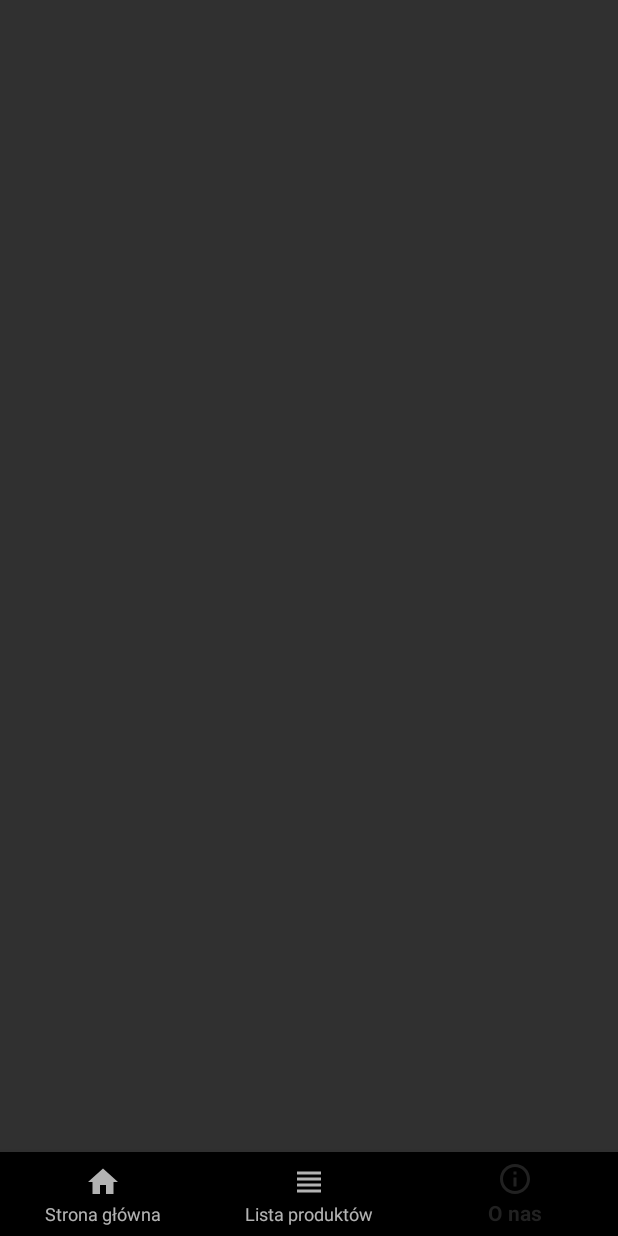
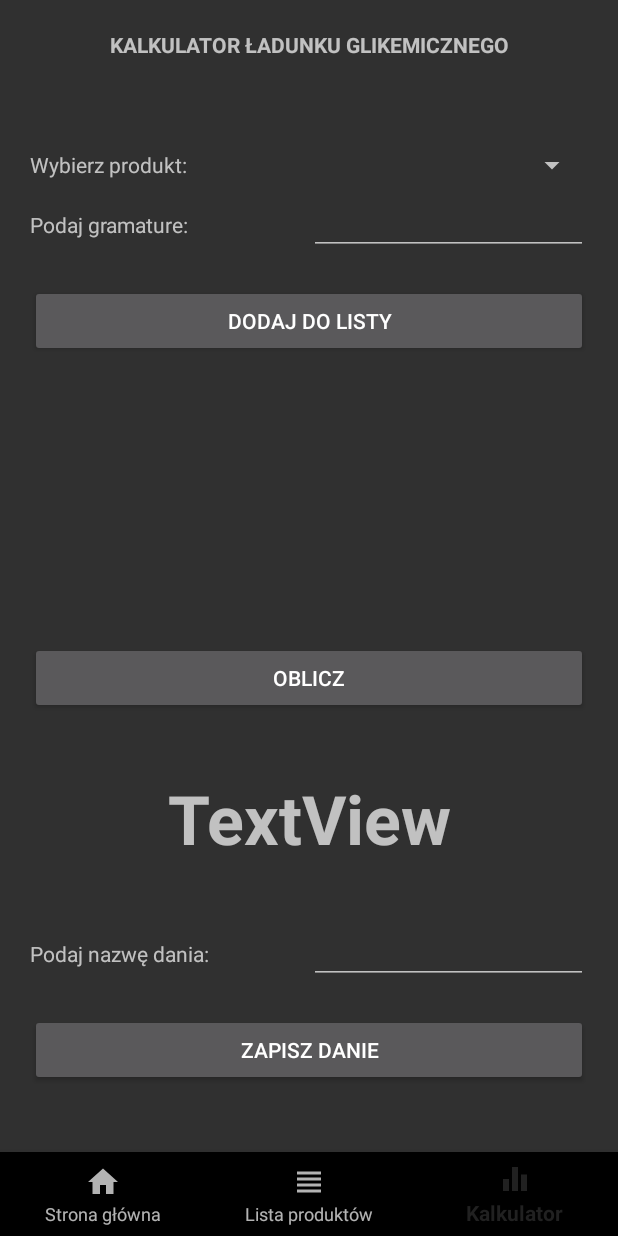
Before and after one commit to awochniak/mobileProgramming, an Android app: the screen it shows after launch (MainActivity), item 3 of the bottom bar chosen, on a phone screen of 412 x 824 dp. Run offline under Robolectric (Android 15) with nearby library versions, the phone set to English and light mode, and no system bars; our stand-ins replace Firebase (no records; nobody signed in at launch, a user with empty details on screens opened directly).

Commit message:
Reorganize catalog strcture + add calc view

```diff
--- a/app/src/main/AndroidManifest.xml
+++ b/app/src/main/AndroidManifest.xml
@@ -1,6 +1,9 @@
 <?xml version="1.0" encoding="utf-8"?>
 <manifest xmlns:android="http://schemas.android.com/apk/res/android"
     package="com.example.mobileprogramming">
+
+    <uses-permission android:name="android.permission.INTERNET" />
+    <uses-permission android:name="android.permission.ACCESS_NETWORK_STATE" />
 
     <application
         android:allowBackup="true"
@@ -16,6 +19,7 @@
                 <category android:name="android.intent.category.LAUNCHER" />
             </intent-filter>
         </activity>
+        <activity android:name=".ui.ProductInfo"/>
     </application>
 
 </manifest>
--- a/app/src/main/java/com/example/mobileprogramming/MainActivity.java
+++ b/app/src/main/java/com/example/mobileprogramming/MainActivity.java
@@ -7,6 +7,9 @@ import androidx.fragment.app.Fragment;
 import android.os.Bundle;
 import android.view.MenuItem;
 
+import com.example.mobileprogramming.ui.AboutFragment;
+import com.example.mobileprogramming.ui.HomeFragment;
+import com.example.mobileprogramming.ui.ListFragment;
 import com.google.android.material.bottomnavigation.BottomNavigationView;
 
 public class MainActivity extends AppCompatActivity {
--- /dev/null
+++ b/app/src/main/java/com/example/mobileprogramming/config/Config.java
@@ -0,0 +1,6 @@
+package com.example.mobileprogramming.config;
+
+public class Config {
+    public final static String PRODUCTS_COLLECTION_NAME = "products";
+    public final static String DB_ERROR = "Firebase Realtime DB: ";
+}
--- /dev/null
+++ b/app/src/main/java/com/example/mobileprogramming/ui/AboutFragment.java
@@ -0,0 +1,20 @@
+package com.example.mobileprogramming.ui;
+
+import android.os.Bundle;
+import android.view.LayoutInflater;
+import android.view.View;
+import android.view.ViewGroup;
+
+import com.example.mobileprogramming.R;
+
+import androidx.annotation.NonNull;
+import androidx.annotation.Nullable;
+import androidx.fragment.app.Fragment;
+
+public class AboutFragment extends Fragment {
+    @Nullable
+    @Override
+    public View onCreateView(@NonNull LayoutInflater inflater, @Nullable ViewGroup container, @Nullable Bundle savedInstanceState) {
+        return inflater.inflate(R.layout.calc_fragment,container, false);
+    }
+}
--- /dev/null
+++ b/app/src/main/java/com/example/mobileprogramming/ui/HomeFragment.java
@@ -0,0 +1,42 @@
+package com.example.mobileprogramming.ui;
+
+import android.os.Bundle;
+import android.view.LayoutInflater;
+import android.view.View;
+import android.view.ViewGroup;
+
+import com.example.mobileprogramming.R;
+import com.example.mobileprogramming.config.Config;
+import com.example.mobileprogramming.model.Product;
+import com.google.firebase.database.DataSnapshot;
+import com.google.firebase.database.DatabaseError;
+import com.google.firebase.database.DatabaseReference;
+import com.google.firebase.database.FirebaseDatabase;
+import com.google.firebase.database.ValueEventListener;
+
+import java.util.ArrayList;
+import java.util.List;
+
+import androidx.annotation.NonNull;
+import androidx.annotation.Nullable;
+import androidx.fragment.app.Fragment;
+
+public class HomeFragment extends Fragment {
+    @Nullable
+    @Override
+    public View onCreateView(@NonNull LayoutInflater inflater, @Nullable ViewGroup container, @Nullable Bundle savedInstanceState) {
+
+/*
+
+        // kolekcja
+        DatabaseReference myRef = database.getReference();
+
+        dodawanie produktu
+        Product product = new Product("piwo", "napoje", 3.55, 0.2, 110, "https://twojbrowar.pl/2716-large_pp/polskie-jasne-zestaw-surowcow-na-piwo-domowe.jpg");
+
+        // dokument
+        myRef.child("piwo").setValue(product);*/
+
+        return inflater.inflate(R.layout.fragment_home,container, false);
+    }
+}
--- /dev/null
+++ b/app/src/main/res/drawable/ic_equalizer_black_24dp.xml
@@ -0,0 +1,9 @@
+<vector xmlns:android="http://schemas.android.com/apk/res/android"
+        android:width="24dp"
+        android:height="24dp"
+        android:viewportWidth="24.0"
+        android:viewportHeight="24.0">
+    <path
+        android:fillColor="#FF000000"
+        android:pathData="M10,20h4L14,4h-4v16zM4,20h4v-8L4,12v8zM16,9v11h4L20,9h-4z"/>
+</vector>
--- /dev/null
+++ b/app/src/main/res/layout/calc_fragment.xml
@@ -0,0 +1,143 @@
+<?xml version="1.0" encoding="utf-8"?>
+<LinearLayout xmlns:android="http://schemas.android.com/apk/res/android"
+    android:orientation="vertical" android:layout_width="match_parent"
+    android:layout_height="match_parent"
+    android:layout_marginLeft="20dp"
+    android:layout_marginRight="20dp"
+
+    >
+
+    <TextView
+        android:id="@+id/calcTitle"
+        android:layout_width="match_parent"
+        android:layout_height="60dp"
+        android:gravity="center"
+        android:text="KALKULATOR ŁADUNKU GLIKEMICZNEGO"
+        android:textStyle="bold" />
+
+    <Space
+        android:layout_width="match_parent"
+        android:layout_height="30sp" />
+
+    <LinearLayout
+        android:layout_width="match_parent"
+        android:layout_height="40sp"
+        android:orientation="horizontal">
+
+        <TextView
+            android:id="@+id/spinnerLabel"
+            android:layout_width="193dp"
+            android:layout_height="match_parent"
+            android:layout_weight="1"
+            android:gravity="center_vertical"
+            android:text="Wybierz produkt:" />
+
+        <Spinner
+            android:id="@+id/spinner"
+            android:layout_width="200sp"
+            android:layout_height="match_parent" />
+    </LinearLayout>
+
+    <LinearLayout
+        android:layout_width="match_parent"
+        android:layout_height="40sp"
+        android:orientation="horizontal">
+
+        <TextView
+            android:id="@+id/weightLabel"
+            android:layout_width="match_parent"
+            android:layout_height="match_parent"
+            android:layout_weight="1"
+            android:gravity="center_vertical"
+            android:text="Podaj gramature:" />
+
+        <EditText
+            android:id="@+id/editText2"
+            android:layout_width="match_parent"
+            android:layout_height="match_parent"
+            android:layout_weight="1"
+            android:ems="10"
+            android:inputType="numberDecimal" />
+
+    </LinearLayout>
+
+    <Space
+        android:layout_width="wrap_content"
+        android:layout_height="20sp" />
+
+    <Button
+        android:id="@+id/addButton"
+        android:layout_width="match_parent"
+        android:layout_height="wrap_content"
+        android:text="Dodaj do listy" />
+
+    <Space
+        android:layout_width="match_parent"
+        android:layout_height="20sp" />
+
+    <ListView
+        android:layout_width="match_parent"
+        android:layout_height="150sp">
+
+    </ListView>
+
+    <Space
+        android:layout_width="wrap_content"
+        android:layout_height="20sp" />
+
+    <Button
+        android:id="@+id/countButton"
+        android:layout_width="match_parent"
+        android:layout_height="wrap_content"
+        android:text="Oblicz" />
+
+    <Space
+        android:layout_width="match_parent"
+        android:layout_height="20sp" />
+
+    <TextView
+        android:id="@+id/textView3"
+        android:layout_width="match_parent"
+        android:layout_height="100sp"
+        android:text="TextView"
+        android:gravity="center"
+        android:textStyle="bold"
+        android:textSize="45sp"/>
+
+    <Space
+        android:layout_width="match_parent"
+        android:layout_height="20sp" />
+
+    <LinearLayout
+        android:layout_width="match_parent"
+        android:layout_height="40sp"
+        android:orientation="horizontal">
+
+        <TextView
+            android:id="@+id/dishName"
+            android:layout_width="match_parent"
+            android:layout_height="match_parent"
+            android:layout_weight="1"
+            android:gravity="center_vertical"
+            android:text="Podaj nazwę dania:" />
+
+        <EditText
+            android:id="@+id/editText"
+            android:layout_width="match_parent"
+            android:layout_height="match_parent"
+            android:layout_weight="1"
+            android:ems="10"
+            android:inputType="textPersonName" />
+    </LinearLayout>
+
+    <Space
+        android:layout_width="match_parent"
+        android:layout_height="20sp" />
+
+    <Button
+        android:id="@+id/saveButton"
+        android:layout_width="match_parent"
+        android:layout_height="wrap_content"
+        android:text="Zapisz danie" />
+
+</LinearLayout>
--- a/app/src/main/res/menu/bottom_navigation.xml
+++ b/app/src/main/res/menu/bottom_navigation.xml
@@ -13,7 +13,7 @@
 
     <item
         android:id="@+id/nav_about"
-        android:icon="@drawable/ic_info_outline_black_24dp"
-        android:title="O nas" />
+        android:icon="@drawable/ic_equalizer_black_24dp"
+        android:title="Kalkulator" />
 
 </menu>
--- a/build.gradle
+++ b/build.gradle
@@ -8,6 +8,7 @@ buildscript {
     }
     dependencies {
         classpath 'com.android.tools.build:gradle:3.5.3'
+        classpath 'com.google.gms:google-services:4.2.0'
 
         // NOTE: Do not place your application dependencies here; they belong
         // in the individual module build.gradle files
```
Also changed, not shown: app/build.gradle (+9 -1 lines), app/src/main/java/com/example/mobileprogramming/infrastructure/ProductsAdapter.java (added, +53 -0 lines), app/src/main/java/com/example/mobileprogramming/model/Product.java (added, +72 -0 lines), app/src/main/java/com/example/mobileprogramming/service/DBHelper.java (added, +42 -0 lines), app/src/main/java/com/example/mobileprogramming/ui/ListFragment.java (added, +46 -0 lines), app/src/main/java/com/example/mobileprogramming/ui/ProductInfo.java (added, +57 -0 lines), app/src/main/res/layout/fragment_home.xml (+8 -2 lines), app/src/main/res/layout/list_element.xml (added, +33 -0 lines), app/src/main/res/layout/list_fragment.xml (+7 -3 lines), app/src/main/res/layout/product_view.xml (added, +177 -0 lines), 1 other file.
